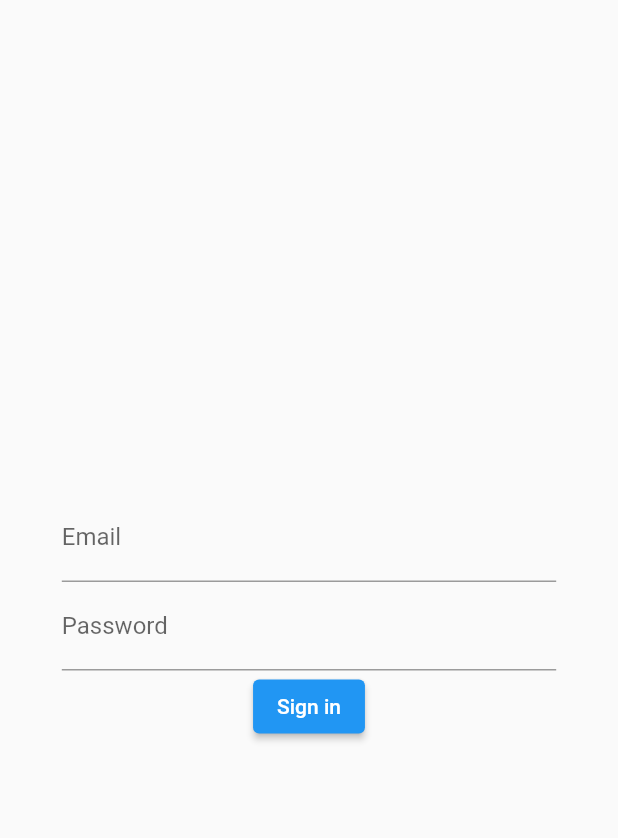
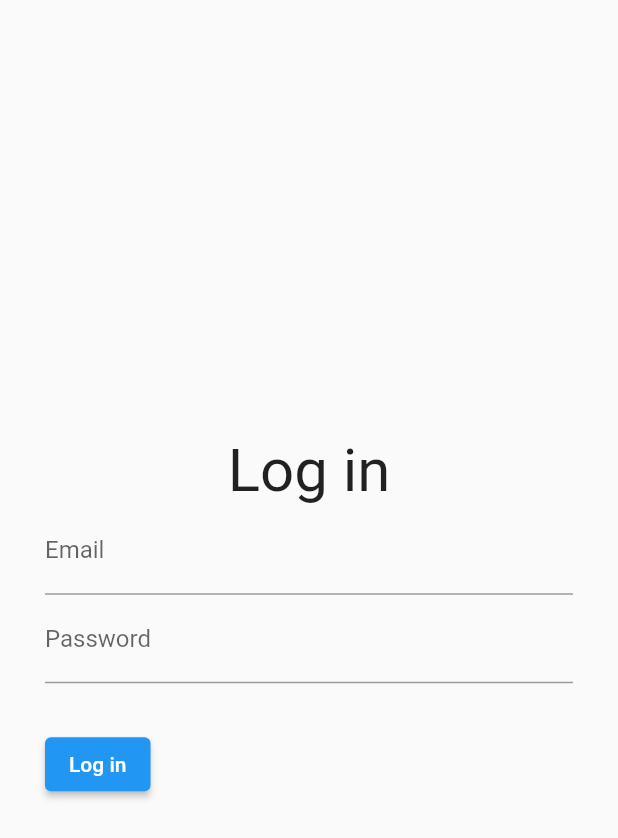
Before and after one commit to BobbyDowney/my-test-repo, a Flutter app: the screen it shows after launch, on a phone screen of 412 x 824 dp. Shown: the top 838 px of the screen. Run offline on Flutter 3.47's test engine with Material 2 defaults, Android fonts, the light colour scheme and no system bars; our stand-ins replace cloud_firestore, firebase_auth, firebase_core; accounts and stored records are empty.

Commit message:
Added nicer front-end for signIn page, with text saying Login instead of signin -- will need to eventually rename the variables as login instead of sign in

```diff
--- a/contra/lib/signIn.dart
+++ b/contra/lib/signIn.dart
@@ -33,14 +33,14 @@ class _LoginPageState extends State<LoginPage>{
   Widget build(BuildContext context) {
     return Scaffold(
       body: Center(
-        child: FractionallySizedBox(
-          widthFactor: .8,
-          heightFactor: 1,
         child: Form(
           key: _formKey,
+          child: Padding(
+            padding: const EdgeInsets.symmetric(horizontal: 30.0),
             child: Column(
               mainAxisAlignment: MainAxisAlignment.center,
               children: <Widget>[
+                Text('Log in', style: TextStyle(fontSize: 40)),
                 TextFormField(
                   validator: (input) {
                     if ((input == null)| (input!.isEmpty)) {
@@ -64,11 +64,16 @@ class _LoginPageState extends State<LoginPage>{
                     ),
                   obscureText: true
                 ),
+                SizedBox(height: 30),
+                Row(
+                  children: [
                     ElevatedButton(
                       onPressed: (){
                         signIn();
                       },
-                  child: Text('Sign in')
+                      child: Text('Log in')
+                    ),
+                  ]
                 )
               ]
             ),
```
Lines whose indentation alone changed are shown as unchanged.
